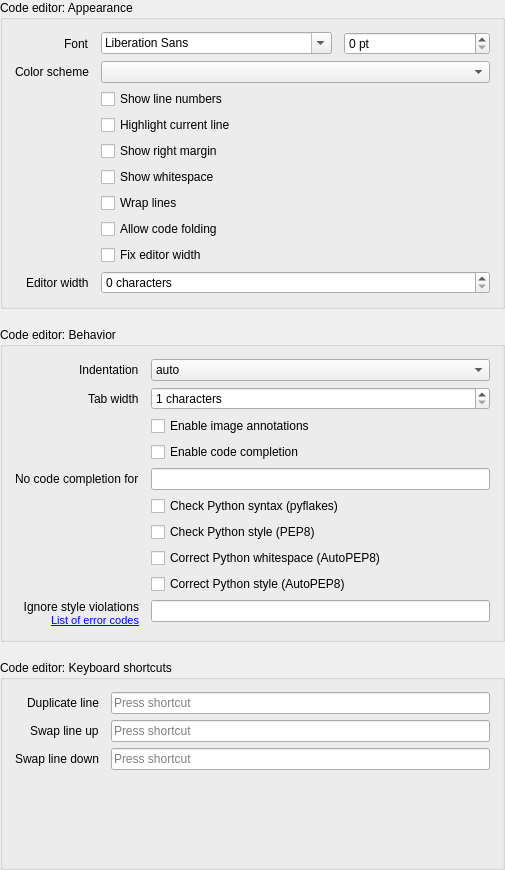
Qt form opensesame_extensions/pyqode_manager/preferences.ui (open-cogsci/OpenSesame) before a commit.
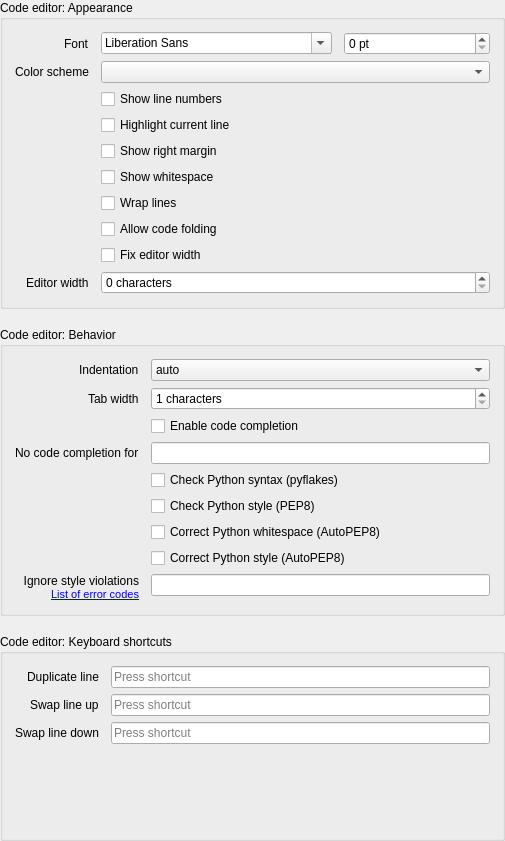
The same form after that commit.

Commit message: pyqode_manager: remove preferences for ImageAnnotations - now has its own preferences

The edit to the form file:
```diff
--- a/opensesame_extensions/pyqode_manager/preferences.ui
+++ b/opensesame_extensions/pyqode_manager/preferences.ui
@@ -7,7 +7,7 @@
     <x>0</x>
     <y>0</y>
     <width>505</width>
-    <height>870</height>
+    <height>841</height>
    </rect>
   </property>
   <property name="windowTitle">
@@ -237,38 +237,52 @@
         </property>
        </widget>
       </item>
-      <item row="3" column="1">
+      <item row="2" column="1">
        <widget class="QCheckBox" name="cfg_pyqode_code_completion">
         <property name="text">
          <string>Enable code completion</string>
         </property>
        </widget>
       </item>
-      <item row="4" column="0">
+      <item row="3" column="0">
        <widget class="QLabel" name="label_pyqode_code_completion_excluded_mimetypes">
         <property name="text">
          <string>No code completion for</string>
         </property>
        </widget>
       </item>
-      <item row="4" column="1">
+      <item row="3" column="1">
        <widget class="QLineEdit" name="cfg_pyqode_code_completion_excluded_mimetypes"/>
       </item>
-      <item row="5" column="1">
+      <item row="4" column="1">
        <widget class="QCheckBox" name="cfg_pyqode_pyflakes_validation">
         <property name="text">
          <string>Check Python syntax (pyflakes)</string>
         </property>
        </widget>
       </item>
-      <item row="6" column="1">
+      <item row="5" column="1">
        <widget class="QCheckBox" name="cfg_pyqode_pep8_validation">
         <property name="text">
          <string>Check Python style (PEP8)</string>
         </property>
        </widget>
       </item>
-      <item row="9" column="0">
+      <item row="6" column="1">
+       <widget class="QCheckBox" name="cfg_pyqode_autopep8">
+        <property name="text">
+         <string>Correct Python whitespace (AutoPEP8)</string>
+        </property>
+       </widget>
+      </item>
+      <item row="7" column="1">
+       <widget class="QCheckBox" name="cfg_pyqode_autopep8_aggressive">
+        <property name="text">
+         <string>Correct Python style (AutoPEP8)</string>
+        </property>
+       </widget>
+      </item>
+      <item row="8" column="0">
        <widget class="QLabel" name="label_pep8_ignore">
         <property name="text">
          <string>Ignore style violations&lt;br /&gt;&lt;a href=&quot;https://pycodestyle.pycqa.org/en/latest/intro.html#error-codes&quot;&gt;&lt;span style=&quot; font-size:8pt;&quot;&gt;List of error codes&lt;/span&gt;&lt;/a&gt;</string>
@@ -281,30 +295,9 @@
         </property>
        </widget>
       </item>
-      <item row="9" column="1">
+      <item row="8" column="1">
        <widget class="QLineEdit" name="cfg_pyqode_pep8_ignore"/>
       </item>
-      <item row="7" column="1">
-       <widget class="QCheckBox" name="cfg_pyqode_autopep8">
-        <property name="text">
-         <string>Correct Python whitespace (AutoPEP8)</string>
-        </property>
-       </widget>
-      </item>
-      <item row="8" column="1">
-       <widget class="QCheckBox" name="cfg_pyqode_autopep8_aggressive">
-        <property name="text">
-         <string>Correct Python style (AutoPEP8)</string>
-        </property>
-       </widget>
-      </item>
-      <item row="2" column="1">
-       <widget class="QCheckBox" name="cfg_pyqode_image_annotations">
-        <property name="text">
-         <string>Enable image annotations</string>
-        </property>
-       </widget>
-      </item>
      </layout>
     </widget>
    </item>
```
The commit also changes 1 other file.
